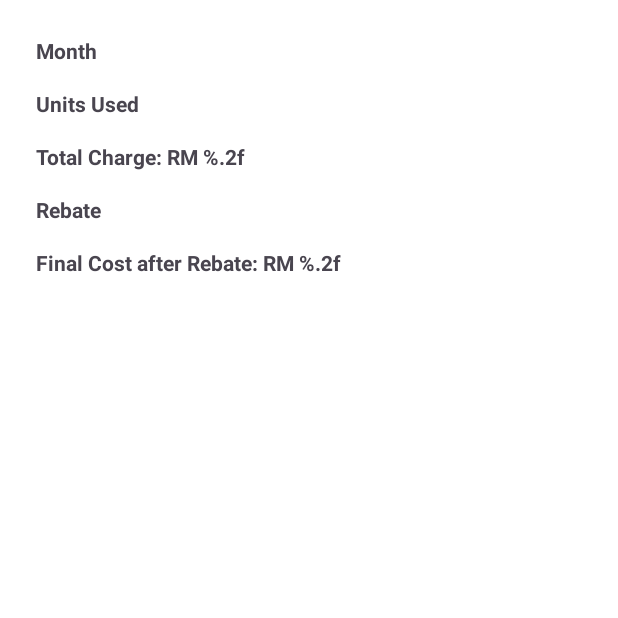
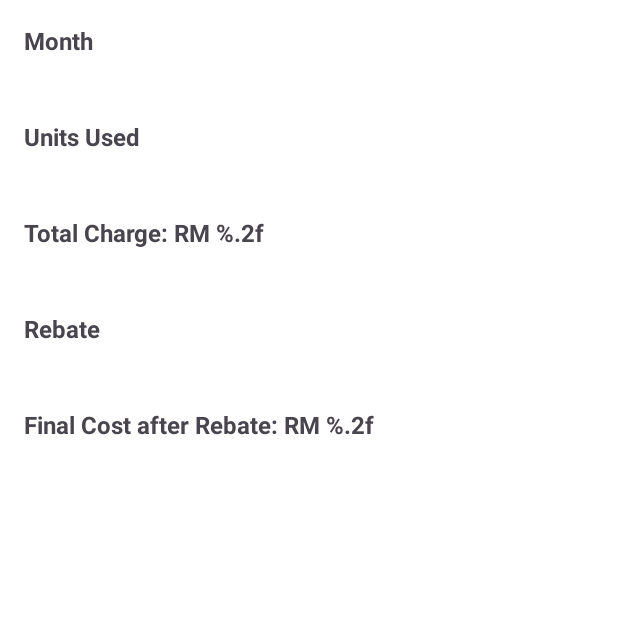
Before and after one commit to nurulnatasharizal/ICT602_INDIVIDUAL-ASSIGNMENT, an Android app: the DetailActivity screen opened directly, with no data from a screen before it, on a phone screen of 412 x 824 dp, the top half of it. Run offline under Robolectric (Android 15) with nearby library versions, the phone set to English and light mode, and no system bars; 1 statement that could not run was skipped.

Commit message:
NURUL NATASHA

```diff
--- a/app/src/main/res/layout/activity_detail.xml
+++ b/app/src/main/res/layout/activity_detail.xml
@@ -8,65 +8,95 @@
     <LinearLayout
         android:layout_width="match_parent"
         android:layout_height="wrap_content"
-        android:orientation="vertical">
+        android:orientation="vertical"
+        android:paddingBottom="24dp">
 
-        <!-- Removed the ImageButton back button -->
+        <!-- Month -->
+        <TextView
+            android:layout_width="wrap_content"
+            android:layout_height="wrap_content"
+            android:text="@string/month"
+            android:textStyle="bold"
+            android:paddingBottom="4dp"
+            android:textSize="16sp" />
 
-        <TableLayout
+        <TextView
+            android:id="@+id/textViewMonth"
             android:layout_width="match_parent"
             android:layout_height="wrap_content"
-            android:stretchColumns="1">
+            android:textSize="16sp"
+            android:textColor="@android:color/black"
+            android:paddingBottom="16dp"
+            android:maxLines="3"
+            android:ellipsize="end" />
 
-            <TableRow>
+        <!-- Units Used -->
         <TextView
-                    android:text="@string/month"
-                    android:textStyle="bold"
-                    android:padding="8dp" />
-                <TextView
-                    android:id="@+id/textViewMonth"
-                    android:padding="8dp" />
-            </TableRow>
-
-            <TableRow>
-                <TextView
+            android:layout_width="wrap_content"
+            android:layout_height="wrap_content"
             android:text="@string/units_used"
             android:textStyle="bold"
-                    android:padding="8dp" />
+            android:paddingBottom="4dp"
+            android:textSize="16sp" />
+
         <TextView
             android:id="@+id/textViewUnits"
-                    android:padding="8dp" />
-            </TableRow>
+            android:layout_width="match_parent"
+            android:layout_height="wrap_content"
+            android:textSize="16sp"
+            android:textColor="@android:color/black"
+            android:paddingBottom="16dp" />
 
-            <TableRow>
+        <!-- Total Charge -->
         <TextView
+            android:layout_width="wrap_content"
+            android:layout_height="wrap_content"
             android:text="@string/total_charge"
             android:textStyle="bold"
-                    android:padding="8dp" />
+            android:paddingBottom="4dp"
+            android:textSize="16sp" />
+
         <TextView
             android:id="@+id/textViewTotal"
-                    android:padding="8dp" />
-            </TableRow>
+            android:layout_width="match_parent"
+            android:layout_height="wrap_content"
+            android:textSize="16sp"
+            android:textColor="@android:color/black"
+            android:paddingBottom="16dp" />
 
-            <TableRow>
+        <!-- Rebate -->
         <TextView
+            android:layout_width="wrap_content"
+            android:layout_height="wrap_content"
             android:text="@string/rebate"
             android:textStyle="bold"
-                    android:padding="8dp" />
+            android:paddingBottom="4dp"
+            android:textSize="16sp" />
+
         <TextView
             android:id="@+id/textViewRebate"
-                    android:padding="8dp" />
-            </TableRow>
+            android:layout_width="match_parent"
+            android:layout_height="wrap_content"
+            android:textSize="16sp"
+            android:textColor="@android:color/black"
+            android:paddingBottom="16dp" />
 
-            <TableRow>
+        <!-- Final Cost -->
         <TextView
+            android:layout_width="wrap_content"
+            android:layout_height="wrap_content"
             android:text="@string/final_cost_after_rebate"
             android:textStyle="bold"
-                    android:padding="8dp" />
+            android:paddingBottom="4dp"
+            android:textSize="16sp" />
+
         <TextView
             android:id="@+id/textViewFinal"
-                    android:padding="8dp" />
-            </TableRow>
+            android:layout_width="match_parent"
+            android:layout_height="wrap_content"
+            android:textSize="16sp"
+            android:textColor="@android:color/black"
+            android:paddingBottom="16dp" />
 
-        </TableLayout>
     </LinearLayout>
 </ScrollView>
```
Lines whose indentation alone changed are shown as unchanged.
